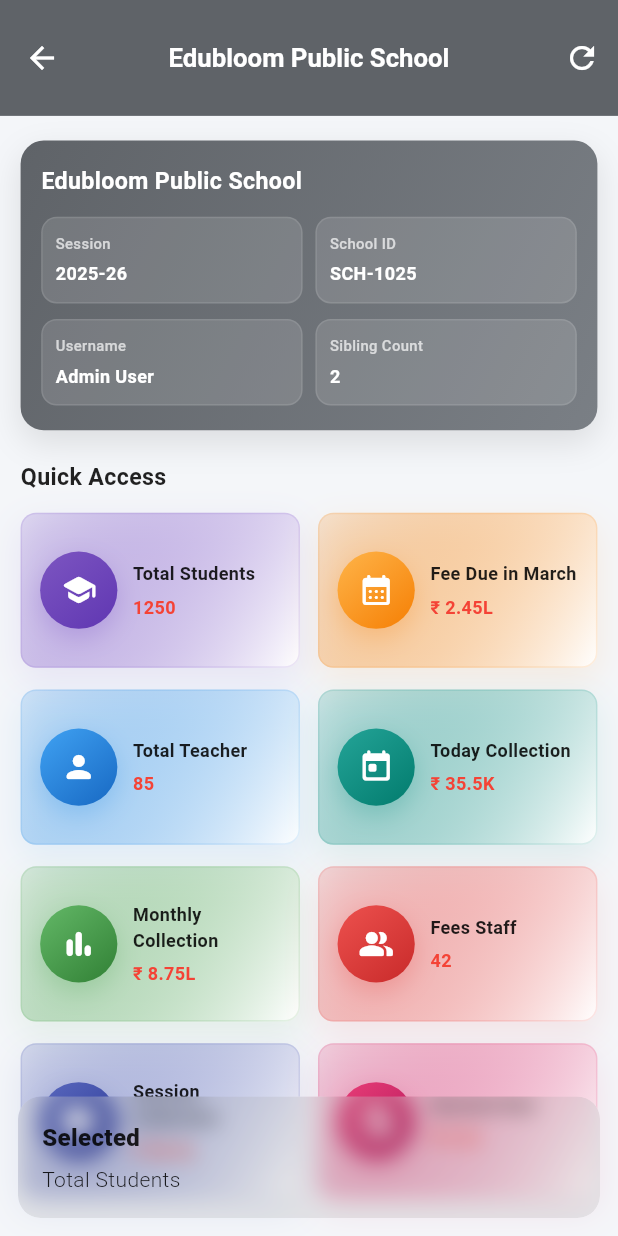
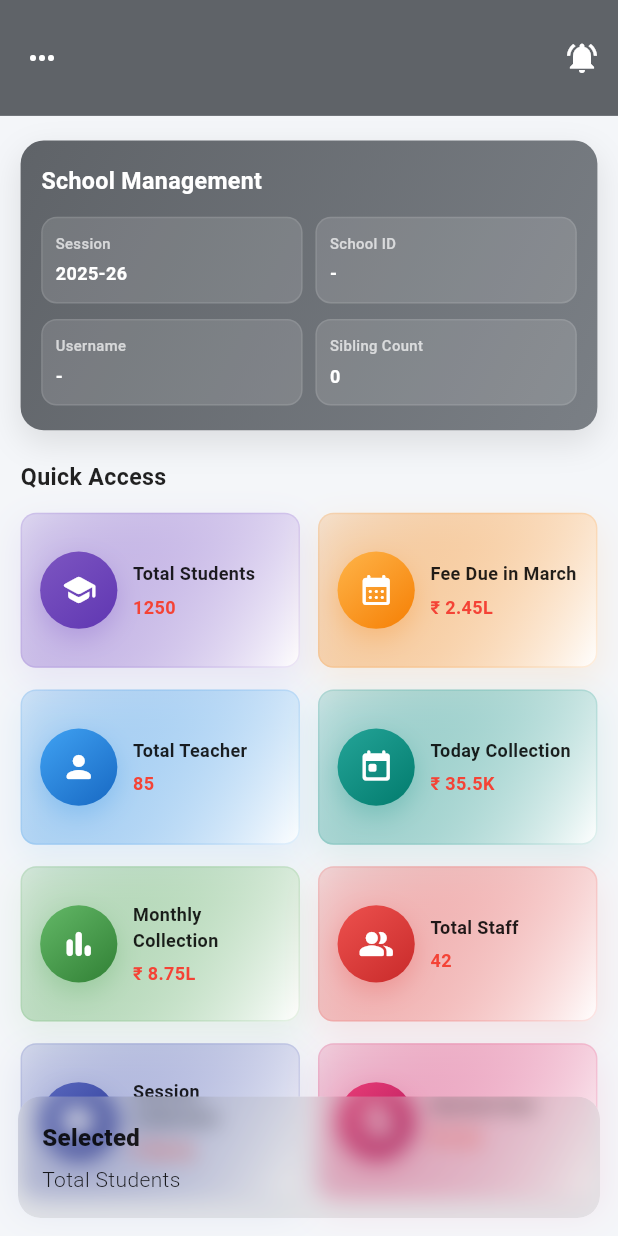
Before and after one commit to Girdhar01Gopal/management_school_001, a Flutter app: the Dhashoard screen opened by its route, after a tap on "Total Students", on a phone screen of 412 x 824 dp. Run offline on Flutter 3.47's test engine with Material 3 defaults, Android fonts, the phone set to English and light mode, and no system bars; our stand-ins replace auto_size_text, cached_network_image, connectivity_plus, firebase_core, firebase_messaging, flutter_screenutil and 6 more; accounts and stored records are empty.

Commit message:
management school

```diff
--- a/lib/controller/home_page_controller.dart
+++ b/lib/controller/home_page_controller.dart
@@ -1,5 +1,10 @@
 import 'package:flutter/material.dart';
 import 'package:get/get.dart';
+
+import '../infrastructures/routes/page_constants.dart';
+import '../local_storage/local_storage.dart';
+import '../local_storage/pref_const.dart';
+import '../repo/app_url.dart';
 
 class DashboardItemModel {
   final String name;
@@ -21,14 +26,15 @@ class DashboardScreenController extends GetxController {
   RxBool isLoading = false.obs;
   RxString errorMessage = ''.obs;
 
-  /// Top info
-  RxString schoolName = "Edubloom Public School".obs;
+  RxString schoolName = "".obs;
   RxString session = "2025-26".obs;
-  RxString schoolId = "SCH-1025".obs;
-  RxString userName = "Admin User".obs;
-  RxString siblingCount = "2".obs;
+  RxString schoolId = "".obs;
+  RxString userName = "".obs;
+  RxString siblingCount = "".obs;
 
-  /// Dashboard grid items
+  RxString schoolLogo = "".obs;
+  RxString secUrl = "".obs;
+
   RxList<DashboardItemModel> filteredList = <DashboardItemModel>[].obs;
 
   @override
@@ -42,13 +48,72 @@ class DashboardScreenController extends GetxController {
       isLoading.value = true;
       errorMessage.value = '';
 
-      await Future.delayed(const Duration(milliseconds: 500));
+      await loadSchoolHeaderData();
+      await Future.delayed(const Duration(milliseconds: 300));
 
       loadStaticDashboardData();
     } catch (e) {
       errorMessage.value = "Unable to load dashboard data";
     } finally {
       isLoading.value = false;
+    }
+  }
+
+  Future<void> loadSchoolHeaderData() async {
+    schoolName.value =
+        await PrefManager().readValue(key: PrefConst.schoolname) ?? "";
+
+    schoolId.value =
+        await PrefManager().readValue(key: PrefConst.SchoolId) ?? "";
+
+    userName.value =
+        await PrefManager().readValue(key: PrefConst.UserName) ?? "";
+
+    schoolLogo.value =
+        await PrefManager().readValue(key: PrefConst.schoolImage) ?? "";
+
+    secUrl.value =
+        await PrefManager().readValue(key: PrefConst.secUrlLocalSaved) ?? "";
+
+    debugPrint("schoolName => ${schoolName.value}");
+    debugPrint("schoolId => ${schoolId.value}");
+    debugPrint("schoolLogo => ${schoolLogo.value}");
+    debugPrint("secUrl => ${secUrl.value}");
+    debugPrint("finalLogoUrl => $schoolLogoUrl");
+  }
+
+  String get schoolLogoUrl {
+    if (secUrl.value.isEmpty || schoolLogo.value.isEmpty) return "";
+    return "${secUrl.value}${AppUrl.imageSecUrl}${schoolLogo.value}";
+  }
+
+  Future<void> logoutUser() async {
+    try {
+      await PrefManager().writeValue(key: PrefConst.UserName, value: "");
+      await PrefManager().writeValue(key: PrefConst.UserPass, value: "");
+      await PrefManager().writeValue(key: PrefConst.SchoolId, value: "");
+      await PrefManager().writeValue(key: PrefConst.baseUrlLocalSaved, value: "");
+      await PrefManager().writeValue(key: PrefConst.secUrlLocalSaved, value: "");
+      await PrefManager().writeValue(key: PrefConst.schoolImage, value: "");
+      await PrefManager().writeValue(key: PrefConst.schoolname, value: "");
+      await PrefManager().writeValue(key: PrefConst.schoolphone, value: "");
+      await PrefManager().writeValue(key: PrefConst.schoolemail, value: "");
+      await PrefManager().writeValue(key: PrefConst.getBaseUrl, value: "");
+
+      schoolName.value = "";
+      schoolId.value = "";
+      userName.value = "";
+      schoolLogo.value = "";
+      secUrl.value = "";
+
+      Get.offAllNamed(RouteName.login_screen);
+    } catch (e) {
+      Get.snackbar(
+        "Error",
+        "Logout failed",
+        snackPosition: SnackPosition.BOTTOM,
+        margin: const EdgeInsets.all(12),
+      );
     }
   }
 
@@ -105,7 +170,7 @@ class DashboardScreenController extends GetxController {
         ],
       ),
       DashboardItemModel(
-        name: "Fees Staff",
+        name: "Total Staff",
         image: Icons.people_alt_rounded,
         color: const Color(0xFFE53935),
         count: "42",
--- a/lib/pages/homepage.dart
+++ b/lib/pages/homepage.dart
@@ -1,3 +1,4 @@
+import 'package:cached_network_image/cached_network_image.dart';
 import 'package:flutter/material.dart';
 import 'package:flutter_screenutil/flutter_screenutil.dart';
 import 'package:get/get.dart';
@@ -16,25 +17,103 @@ class Dhashoard extends GetView<DashboardScreenController> {
         elevation: 0,
         toolbarHeight: 75.h,
         centerTitle: true,
-        iconTheme: const IconThemeData(color: Colors.white),
-        title: Obx(
-              () => Text(
-            controller.schoolName.value.isEmpty
-                ? "School Management"
-                : controller.schoolName.value,
+        automaticallyImplyLeading: false,
+
+        /// LEFT SIDE 3 DOT MENU
+        leading: PopupMenuButton<String>(
+          icon: const Icon(
+            Icons.more_horiz,
+            color: Colors.white,
+          ),
+          onSelected: (value) async {
+            if (value == "logout") {
+              final shouldLogout = await _showLogoutDialog(context);
+              if (shouldLogout == true) {
+                controller.logoutUser();
+              }
+            }
+          },
+          itemBuilder: (context) => [
+            const PopupMenuItem<String>(
+              value: "logout",
+              child: Row(
+                children: [
+                  Icon(Icons.logout, color: Colors.red),
+                  SizedBox(width: 10),
+                  Text("Logout"),
+                ],
+              ),
+            ),
+          ],
+        ),
+
+        title: Obx(() {
+          final logoUrl = controller.schoolLogoUrl;
+
+          if (logoUrl.isNotEmpty) {
+            return SizedBox(
+              height: 50.h,
+              width: 150.w,
+              child: CachedNetworkImage(
+                imageUrl: logoUrl,
+                fit: BoxFit.contain,
+                placeholder: (context, url) => Center(
+                  child: SizedBox(
+                    height: 20.h,
+                    width: 20.w,
+                    child: const CircularProgressIndicator(
+                      strokeWidth: 2,
+                      color: Colors.white,
+                    ),
+                  ),
+                ),
+                errorWidget: (context, url, error) =>
+                controller.schoolName.value.isNotEmpty
+                    ? Text(
+                  controller.schoolName.value,
+                  maxLines: 1,
+                  overflow: TextOverflow.ellipsis,
+                  style: TextStyle(
+                    fontSize: 16.sp,
+                    color: Colors.white,
+                    fontWeight: FontWeight.w600,
+                  ),
+                )
+                    : const SizedBox.shrink(),
+              ),
+            );
+          }
+
+          return controller.schoolName.value.isNotEmpty
+              ? Text(
+            controller.schoolName.value,
+            maxLines: 1,
+            overflow: TextOverflow.ellipsis,
             style: TextStyle(
-              fontSize: 20.sp,
+              fontSize: 16.sp,
               color: Colors.white,
-              fontWeight: FontWeight.bold,
+              fontWeight: FontWeight.w600,
             ),
-          ),
-        ),
+          )
+              : const SizedBox.shrink();
+        }),
+
+        /// RIGHT SIDE NOTIFICATION ICON
         actions: [
           IconButton(
-            tooltip: "Refresh",
-            icon: const Icon(Icons.refresh, color: Colors.white),
-            onPressed: () async {
-              await controller.fetchDashboardData();
+            tooltip: "Notifications",
+            icon: const Icon(
+              Icons.notifications_active,
+              color: Colors.white,
+            ),
+            onPressed: () {
+              Get.snackbar(
+                "Notification",
+                "No new notifications",
+                snackPosition: SnackPosition.BOTTOM,
+                margin: const EdgeInsets.all(12),
+                duration: const Duration(seconds: 2),
+              );
             },
           ),
         ],
@@ -73,17 +152,44 @@ class Dhashoard extends GetView<DashboardScreenController> {
               children: [
                 _buildTopInfoCard(),
                 SizedBox(height: 20.h),
-
                 _buildSectionTitle("Quick Access"),
                 SizedBox(height: 12.h),
                 _buildDashboardGrid(),
-
                 SizedBox(height: 20.h),
               ],
             ),
           ),
         );
       }),
+    );
+  }
+
+  Future<bool?> _showLogoutDialog(BuildContext context) {
+    return Get.dialog<bool>(
+      AlertDialog(
+        shape: RoundedRectangleBorder(
+          borderRadius: BorderRadius.circular(16.r),
+        ),
+        title: const Text("Logout"),
+        content: const Text("Are you sure you want to logout?"),
+        actions: [
+          TextButton(
+            onPressed: () => Get.back(result: false),
+            child: const Text("Cancel"),
+          ),
+          ElevatedButton(
+            style: ElevatedButton.styleFrom(
+              backgroundColor: Colors.red,
+            ),
+            onPressed: () => Get.back(result: true),
+            child: const Text(
+              "Logout",
+              style: TextStyle(color: Colors.white),
+            ),
+          ),
+        ],
+      ),
+      barrierDismissible: true,
     );
   }
 
```
